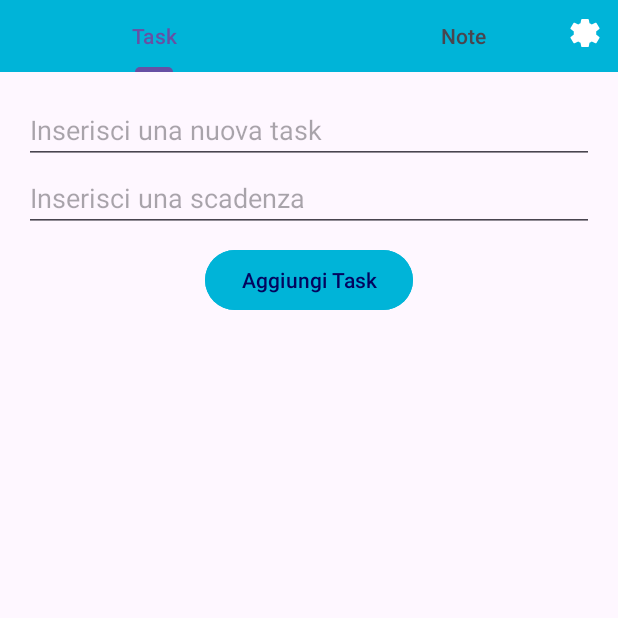
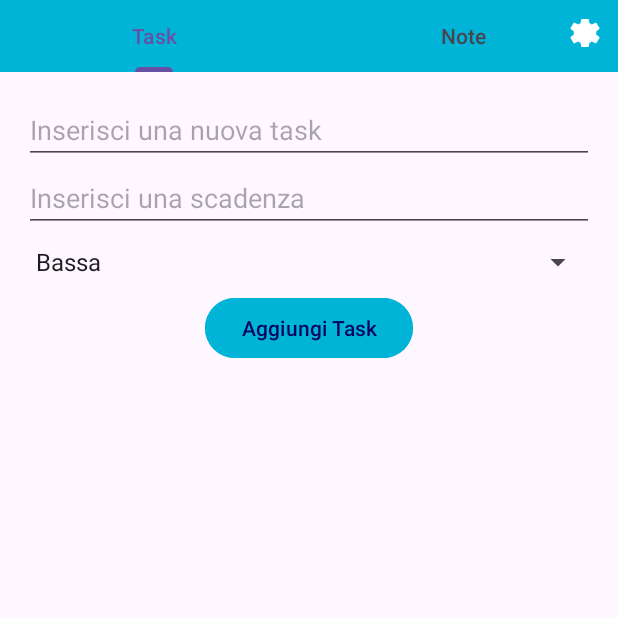
Before and after one commit to Gideys5/AndroidProject_ToDoList, an Android app: the TaskFragment screen opened directly, with no data from a screen before it, on a phone screen of 412 x 824 dp, the top half of it. Run offline under Robolectric (Android 15) with nearby library versions, the phone set to English and light mode, and no system bars.

Commit message:
Update priority Task

```diff
--- a/app/src/main/java/com/example/todolistapp/FilesTasks/DBHelperTask.java
+++ b/app/src/main/java/com/example/todolistapp/FilesTasks/DBHelperTask.java
@@ -12,19 +12,21 @@ import java.util.List;
 public class DBHelperTask extends SQLiteOpenHelper {
 
     private static final String DATABASE_NAME = "tasks.db";
-    private static final int DATABASE_VERSION = 4;
+    private static final int DATABASE_VERSION = 6;
 
     public static final String TABLE_TASKS = "tasks";
     public static final String COLUMN_ID = "id";
     public static final String COLUMN_TITLE = "title";
     public static final String COLUMN_DEADLINE = "deadline";
+    public static final String COLUMN_PRIORITY = "priority";
 
     private static final String CREATE_TABLE_TASKS =
             "CREATE TABLE " + TABLE_TASKS + " (" +
                     COLUMN_ID + " INTEGER PRIMARY KEY AUTOINCREMENT, " +
                     COLUMN_TITLE + " TEXT NOT NULL, " +
-                    COLUMN_DEADLINE + " TEXT NOT NULL" +
-                    ");";
+                    COLUMN_DEADLINE + " TEXT NOT NULL, " +
+                    COLUMN_PRIORITY + " TEXT NOT NULL" +
+                ");";
 
     public DBHelperTask(Context context) {
         super(context, DATABASE_NAME, null, DATABASE_VERSION);
@@ -37,6 +39,7 @@ public class DBHelperTask extends SQLiteOpenHelper {
 
     @Override
     public void onUpgrade(SQLiteDatabase db, int oldVersion, int newVersion) {
+
         db.execSQL("DROP TABLE IF EXISTS " + TABLE_TASKS);
         onCreate(db);
     }
@@ -46,23 +49,24 @@ public class DBHelperTask extends SQLiteOpenHelper {
         ContentValues values = new ContentValues();
         values.put(COLUMN_TITLE, task.getTitle());
         values.put(COLUMN_DEADLINE, task.getDeadline());
+        values.put(COLUMN_PRIORITY, task.getPriority());
         db.insert(TABLE_TASKS, null, values);
         db.close();
     }
-
 
     public List<Task> getAllTasks() {
         List<Task> tasks = new ArrayList<>();
         SQLiteDatabase db = this.getReadableDatabase();
 
-        Cursor cursor = db.query(DBHelperTask.TABLE_TASKS, null, null, null, null, null, DBHelperTask.COLUMN_ID + " DESC");
+        Cursor cursor = db.query(TABLE_TASKS, null, null, null, null, null, COLUMN_ID + " DESC");
 
         if (cursor != null && cursor.moveToFirst()) {
             do {
-                int id = cursor.getInt(cursor.getColumnIndexOrThrow(DBHelperTask.COLUMN_ID));
-                String title = cursor.getString(cursor.getColumnIndexOrThrow(DBHelperTask.COLUMN_TITLE));
-                String deadline = cursor.getString(cursor.getColumnIndexOrThrow(DBHelperTask.COLUMN_DEADLINE));
-                Task task = new Task(id,title, deadline);
+                int id = cursor.getInt(cursor.getColumnIndexOrThrow(COLUMN_ID));
+                String title = cursor.getString(cursor.getColumnIndexOrThrow(COLUMN_TITLE));
+                String deadline = cursor.getString(cursor.getColumnIndexOrThrow(COLUMN_DEADLINE));
+                String priority = cursor.getString(cursor.getColumnIndexOrThrow(COLUMN_PRIORITY));
+                Task task = new Task(id, title, deadline, priority);
                 tasks.add(task);
             } while (cursor.moveToNext());
             cursor.close();
--- a/app/src/main/java/com/example/todolistapp/FilesTasks/TaskAdapter.java
+++ b/app/src/main/java/com/example/todolistapp/FilesTasks/TaskAdapter.java
@@ -1,26 +1,34 @@
 package com.example.todolistapp.FilesTasks;
+
+import android.content.Context;
 import android.view.LayoutInflater;
 import android.view.View;
 import android.view.ViewGroup;
 import android.widget.Button;
 import android.widget.TextView;
+
 import androidx.annotation.NonNull;
+import androidx.core.content.ContextCompat;
 import androidx.recyclerview.widget.RecyclerView;
+
 import com.example.todolistapp.R;
+
 import java.util.List;
 
 public class TaskAdapter extends RecyclerView.Adapter<TaskAdapter.TaskViewHolder> {
 
-    private List<Task> tasks;
-    private OnTaskDeleteListener onTaskClickListener;
+    private final List<Task> tasks;
+    private final Context context;
+    private final OnTaskDeleteListener onTaskDeleteListener;
 
     public interface OnTaskDeleteListener {
         void onTaskDelete(int position);
     }
 
-    public TaskAdapter(List<Task> tasks, OnTaskDeleteListener onTaskClickListener) {
+    public TaskAdapter(List<Task> tasks, Context context, OnTaskDeleteListener onTaskDeleteListener) {
         this.tasks = tasks;
-        this.onTaskClickListener = onTaskClickListener;
+        this.context = context;
+        this.onTaskDeleteListener = onTaskDeleteListener;
     }
 
     @NonNull
@@ -34,9 +42,21 @@ public class TaskAdapter extends RecyclerView.Adapter<TaskAdapter.TaskViewHolder
     public void onBindViewHolder(@NonNull TaskViewHolder holder, int position) {
         Task task = tasks.get(position);
         holder.taskTitle.setText(task.getTitle());
-        holder.taskDeadLine.setText(task.getDeadline());
+        holder.taskDeadline.setText(task.getDeadline());
 
-        holder.deleteButton.setOnClickListener(v -> onTaskClickListener.onTaskDelete(position));
+        switch (task.getPriority()) {
+            case "Alta":
+                holder.itemView.setBackgroundColor(ContextCompat.getColor(context, R.color.red));
+                break;
+            case "Media":
+                holder.itemView.setBackgroundColor(ContextCompat.getColor(context, R.color.yellow));
+                break;
+            case "Bassa":
+                holder.itemView.setBackgroundColor(ContextCompat.getColor(context, R.color.green));
+                break;
+        }
+
+        holder.deleteButton.setOnClickListener(v -> onTaskDeleteListener.onTaskDelete(position));
     }
 
     @Override
@@ -46,13 +66,13 @@ public class TaskAdapter extends RecyclerView.Adapter<TaskAdapter.TaskViewHolder
 
     public static class TaskViewHolder extends RecyclerView.ViewHolder {
         TextView taskTitle;
-        TextView taskDeadLine;
+        TextView taskDeadline;
         Button deleteButton;
 
         public TaskViewHolder(@NonNull View itemView) {
             super(itemView);
             taskTitle = itemView.findViewById(R.id.task_title);
-            taskDeadLine = itemView.findViewById(R.id.task_deadline);
+            taskDeadline = itemView.findViewById(R.id.task_deadline);
             deleteButton = itemView.findViewById(R.id.delete_button);
         }
     }
--- a/app/src/main/java/com/example/todolistapp/FilesTasks/TaskFragment.java
+++ b/app/src/main/java/com/example/todolistapp/FilesTasks/TaskFragment.java
@@ -6,8 +6,11 @@ import android.os.Bundle;
 import android.view.LayoutInflater;
 import android.view.View;
 import android.view.ViewGroup;
+import android.widget.AdapterView;
+import android.widget.ArrayAdapter;
 import android.widget.Button;
 import android.widget.EditText;
+import android.widget.Spinner;
 import android.widget.Toast;
 
 import androidx.annotation.NonNull;
@@ -27,6 +30,8 @@ public class TaskFragment extends Fragment {
     private TaskAdapter taskAdapter;
     private TaskRepository taskRepository;
     private EditText taskInput, deadlineInput;
+    private Spinner prioritySpinner;
+    private String selectedPriority = "Media";
 
     @Nullable
     @Override
@@ -35,12 +40,14 @@ public class TaskFragment extends Fragment {
 
         taskInput = view.findViewById(R.id.task_title);
         deadlineInput = view.findViewById(R.id.task_deadline);
+        prioritySpinner = view.findViewById(R.id.task_priority);
         Button addTaskButton = view.findViewById(R.id.add_task_button);
         taskRecyclerView = view.findViewById(R.id.task_recycler_view);
 
         taskRecyclerView.setLayoutManager(new LinearLayoutManager(getContext()));
         taskRepository = new TaskRepository(requireContext());
 
+        setupSpinner();
         loadTasks();
 
         deadlineInput.setOnClickListener(v -> openDatePicker());
@@ -50,7 +57,7 @@ public class TaskFragment extends Fragment {
             String deadlineText = deadlineInput.getText().toString().trim();
 
             if (!taskText.isEmpty() && !deadlineText.isEmpty()) {
-                Task newTask = new Task(taskText, deadlineText);
+                Task newTask = new Task(taskText, deadlineText, selectedPriority);
                 taskRepository.insertTask(newTask);
 
                 loadTasks();
@@ -65,16 +72,34 @@ public class TaskFragment extends Fragment {
         return view;
     }
 
+    private void setupSpinner() {
+        ArrayAdapter<CharSequence> adapter = ArrayAdapter.createFromResource(requireContext(),
+                R.array.priority_levels, android.R.layout.simple_spinner_item);
+        adapter.setDropDownViewResource(android.R.layout.simple_spinner_dropdown_item);
+        prioritySpinner.setAdapter(adapter);
+
+        prioritySpinner.setOnItemSelectedListener(new AdapterView.OnItemSelectedListener() {
+            @Override
+            public void onItemSelected(AdapterView<?> parent, View view, int position, long id) {
+                selectedPriority = parent.getItemAtPosition(position).toString();
+            }
+
+            @Override
+            public void onNothingSelected(AdapterView<?> parent) {
+                selectedPriority = "Media";
+            }
+        });
+    }
+
     private void loadTasks() {
         List<Task> tasks = taskRepository.getAllTasks();
 
-        taskAdapter = new TaskAdapter(tasks, position -> {
+        taskAdapter = new TaskAdapter(tasks, requireContext(), position -> {
             Task taskToDelete = tasks.get(position);
             new AlertDialog.Builder(requireContext())
                     .setTitle("Conferma eliminazione")
                     .setMessage("Sei sicuro di voler eliminare questa task?")
                     .setPositiveButton("Elimina", (dialog, which) -> {
-
                         taskRepository.deleteTask(taskToDelete.getId());
                         tasks.remove(position);
                         taskAdapter.notifyItemRemoved(position);
@@ -86,6 +111,7 @@ public class TaskFragment extends Fragment {
 
         taskRecyclerView.setAdapter(taskAdapter);
     }
+
     private void openDatePicker() {
         final Calendar calendar = Calendar.getInstance();
         int year = calendar.get(Calendar.YEAR);
--- a/app/src/main/res/layout/fragment_task.xml
+++ b/app/src/main/res/layout/fragment_task.xml
@@ -20,6 +20,14 @@
         android:focusable="false"
         android:clickable="true"
         android:inputType="none" />
+    <Spinner
+        android:id="@+id/task_priority"
+        android:layout_width="match_parent"
+        android:layout_height="wrap_content"
+        android:entries="@array/priority_levels"
+        android:spinnerMode="dropdown"
+        android:layout_marginTop="8dp"/>
+
 
     <Button
         android:id="@+id/add_task_button"
--- a/app/src/main/res/values/colors.xml
+++ b/app/src/main/res/values/colors.xml
@@ -6,4 +6,8 @@
     <color name="light_blue_100">#90E0EF</color>
     <color name="blue_900">#00B4D8</color>
     <color name="red_500">#F44336</color>
+    <color name="red">#FFCDD2</color>
+    <color name="yellow">#FFF9C4</color>
+    <color name="green">#C8E6C9</color>
+
 </resources>
--- a/app/src/main/res/values/strings.xml
+++ b/app/src/main/res/values/strings.xml
@@ -1,3 +1,8 @@
 <resources>
     <string name="app_name">ToDoListApp</string>
+    <string-array name="priority_levels">
+        <item>Bassa</item>
+        <item>Media</item>
+        <item>Alta</item>
+    </string-array>
 </resources>
```
Also changed, not shown: app/src/main/java/com/example/todolistapp/FilesTasks/Task.java (+13 -11 lines), app/src/main/res/layout/item_task.xml (+5 -5 lines).
